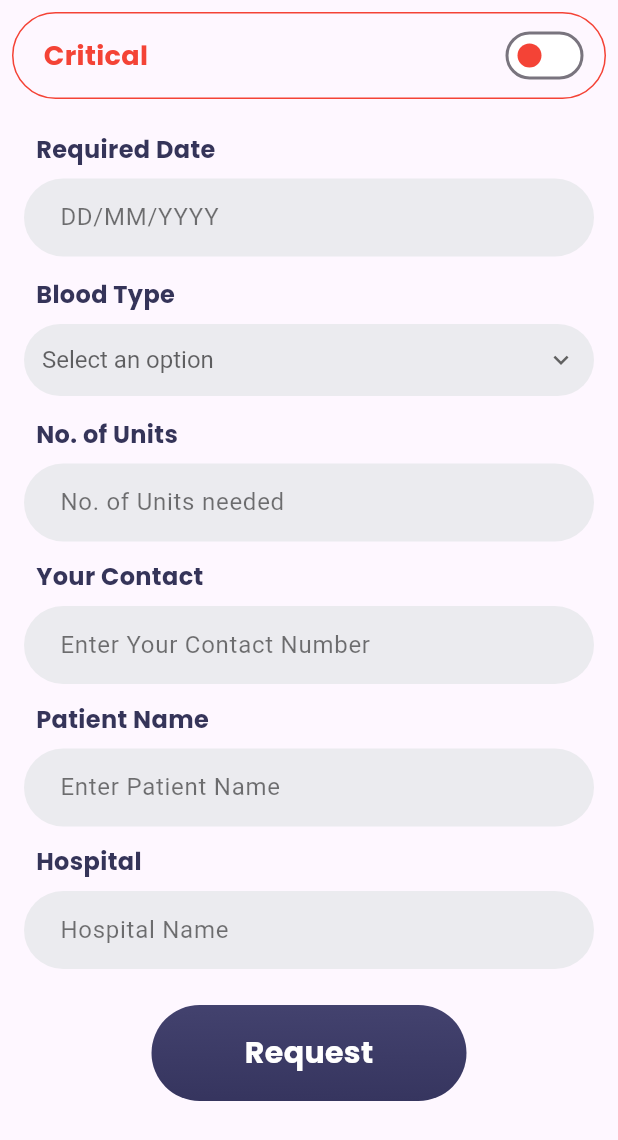
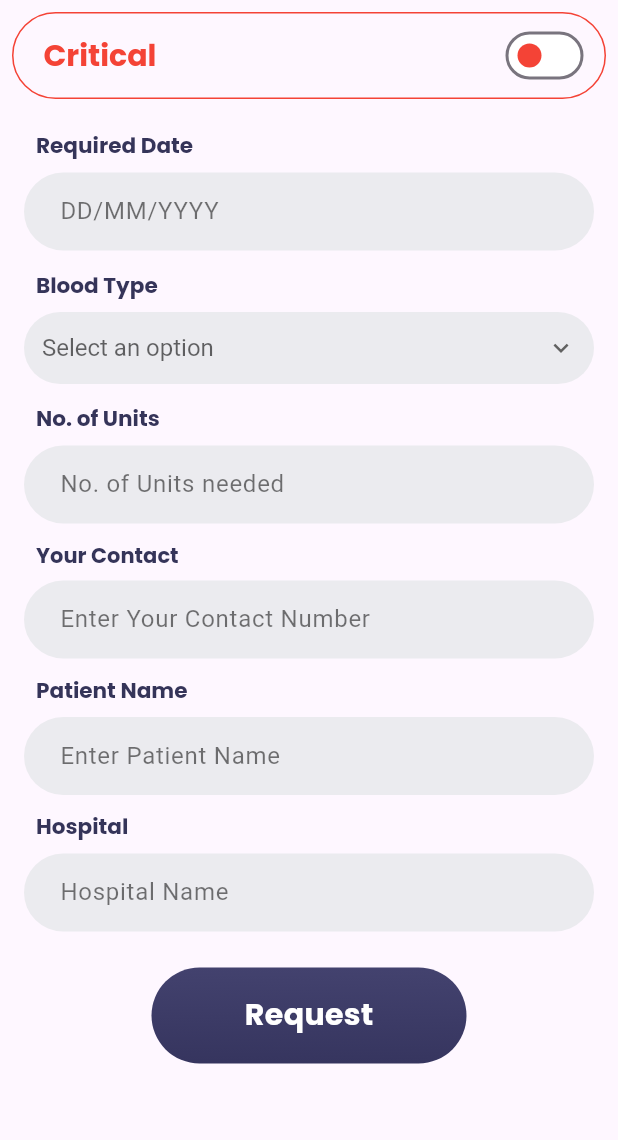
Before and after one commit to Albin2420/Medicare, a Flutter app: the BloodForm widget shown alone on an empty page, opened directly, on a phone screen of 412 x 824 dp. Shown: the top 1140 px of the screen. Run offline on Flutter 3.47's test engine with Material 3 defaults, Android fonts, the phone set to English and light mode, and no system bars; our stand-ins replace audioplayers, camera, dartz, dio, flutter_dotenv, flutter_easyloading and 12 more; missing offline and left inert: audio_waveforms, flutter_phone_direct_caller, open_route_service, twilio_flutter; accounts and stored records are empty; network calls fail.

Commit message:
desighn issues fixed almost

```diff
--- a/lib/src/presentation/screens/Home/widgets/index_requestBlood/RequestbloodForm.dart
+++ b/lib/src/presentation/screens/Home/widgets/index_requestBlood/RequestbloodForm.dart
@@ -36,9 +36,12 @@
                 child: Text(
                   "Required Date",
                   style: GoogleFonts.poppins(
+                    fontSize: 14.4,
                     fontWeight: FontWeight.w700,
-                    fontSize: 16,
-                    color: const Color(0xff353459),
+                    fontStyle: FontStyle.normal,
+                    height: 1.3,
+                    letterSpacing: 0.0,
+                    color: Color(0xFF353459),
                   ),
                 ),
               ),
@@ -73,9 +76,12 @@
                 child: Text(
                   "Blood Type",
                   style: GoogleFonts.poppins(
+                    fontSize: 14.4,
                     fontWeight: FontWeight.w700,
-                    fontSize: 16,
-                    color: const Color(0xff353459),
+                    fontStyle: FontStyle.normal,
+                    height: 1.3,
+                    letterSpacing: 0.0,
+                    color: Color(0xFF353459),
                   ),
                 ),
               ),
@@ -99,9 +105,12 @@
                 child: Text(
                   "No. of Units",
                   style: GoogleFonts.poppins(
+                    fontSize: 14.4,
                     fontWeight: FontWeight.w700,
-                    fontSize: 16,
-                    color: const Color(0xff353459),
+                    fontStyle: FontStyle.normal,
+                    height: 1.3,
+                    letterSpacing: 0.0,
+                    color: Color(0xFF353459),
                   ),
                 ),
               ),
@@ -137,7 +146,9 @@
                   "Your Contact",
                   style: GoogleFonts.poppins(
                     fontWeight: FontWeight.w700,
-                    fontSize: 16,
+                    fontStyle: FontStyle.normal,
+                    height: 1.3,
+                    letterSpacing: 0.0,
                     color: const Color(0xff353459),
                   ),
                 ),
@@ -173,8 +184,11 @@
                 child: Text(
                   "Patient Name",
                   style: GoogleFonts.poppins(
+                    fontSize: 14.4,
                     fontWeight: FontWeight.w700,
-                    fontSize: 16,
+                    fontStyle: FontStyle.normal,
+                    height: 1.3,
+                    letterSpacing: 0.0,
                     color: const Color(0xff353459),
                   ),
                 ),
@@ -210,9 +224,13 @@
                 child: Text(
                   "Hospital",
                   style: GoogleFonts.poppins(
-                    fontWeight: FontWeight.w700,
-                    fontSize: 16,
-                    color: const Color(0xff353459),
+                    fontSize: 14.4, // font-size: 14.4px
+                    fontWeight: FontWeight.w700, // font-weight: 700 (Bold)
+                    fontStyle: FontStyle
+                        .normal, // font-style: Bold handled by fontWeight
+                    height: 1.3, // line-height: 130% (130 / 100 = 1.3)
+                    letterSpacing: 0.0, // letter-spacing: 0%
+                    color: Color(0xFF353459), // color: #353459
                   ),
                 ),
               ),
--- a/lib/src/presentation/widgets/CriticalToggle.dart
+++ b/lib/src/presentation/widgets/CriticalToggle.dart
@@ -25,10 +25,13 @@
         mainAxisAlignment: MainAxisAlignment.spaceBetween,
         children: [
           Text(
-            "Critical", // corrected typo
+            "Critical",
             style: GoogleFonts.poppins(
               fontWeight: FontWeight.w700,
-              fontSize: 18,
+              fontStyle: FontStyle.normal,
+              fontSize: 20,
+              height: 1.3,
+              letterSpacing: 0.0,
               color: Colors.red,
             ),
           ),
```
Also changed, not shown: lib/src/presentation/screens/Home/widgets/index/donateBlood.dart (+22 -8 lines), lib/src/presentation/widgets/BloodInfo1.dart (+20 -6 lines), lib/src/presentation/widgets/BloodInfo2.dart (+38 -14 lines).
